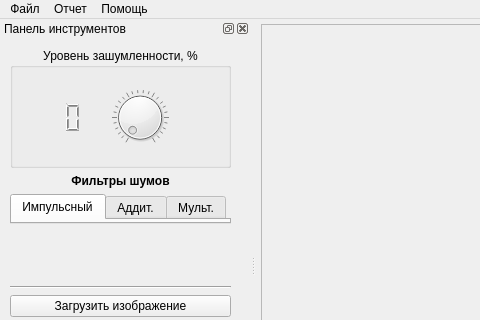
Before: the Qt Designer form noise/mainwindow.ui in einzige/Multichannel-noise-generator, drawn with Qt 5; both pictures show x 0 to 480 and y 0 to 320 of the 711 by 533 pixel window.
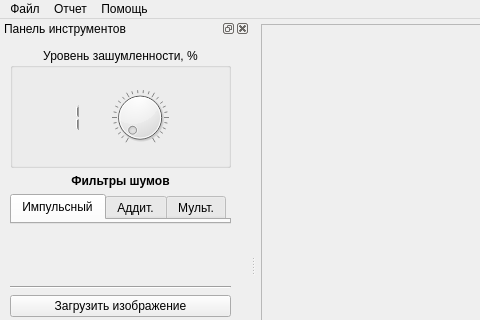
After: the same form once the commit is applied.

Diff of the .ui file:
```diff
--- a/noise/mainwindow.ui
+++ b/noise/mainwindow.ui
@@ -294,6 +294,9 @@
                <property name="numDigits">
                 <number>3</number>
                </property>
+               <property name="intValue" stdset="0">
+                <number>1</number>
+               </property>
               </widget>
              </item>
              <item>
```
Left out of the diff: 6 changed lines with no effect on the pictures.
